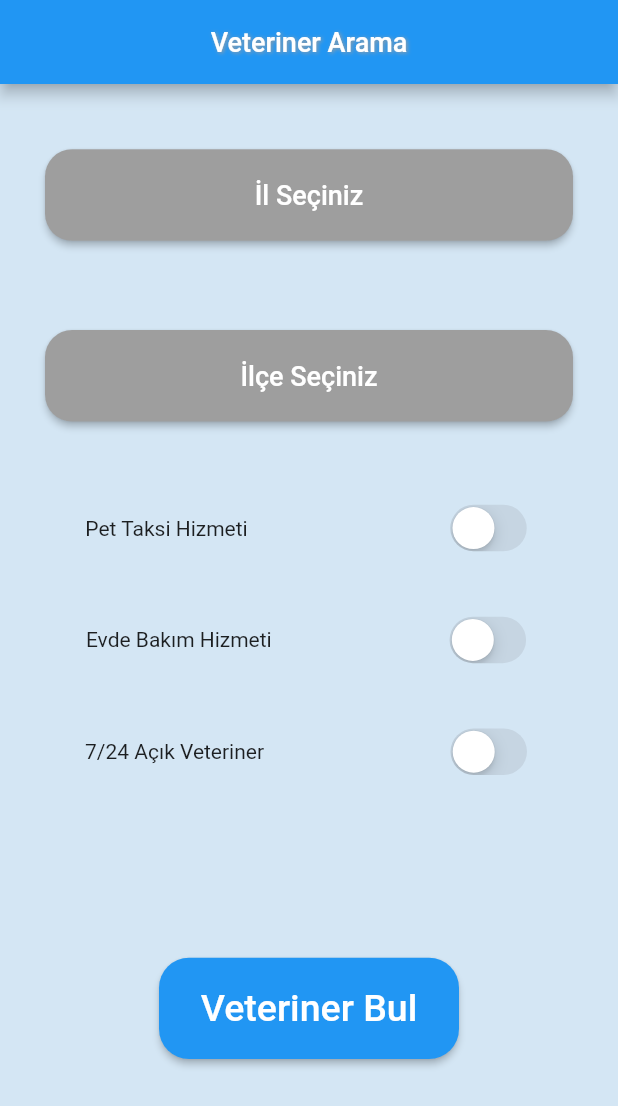
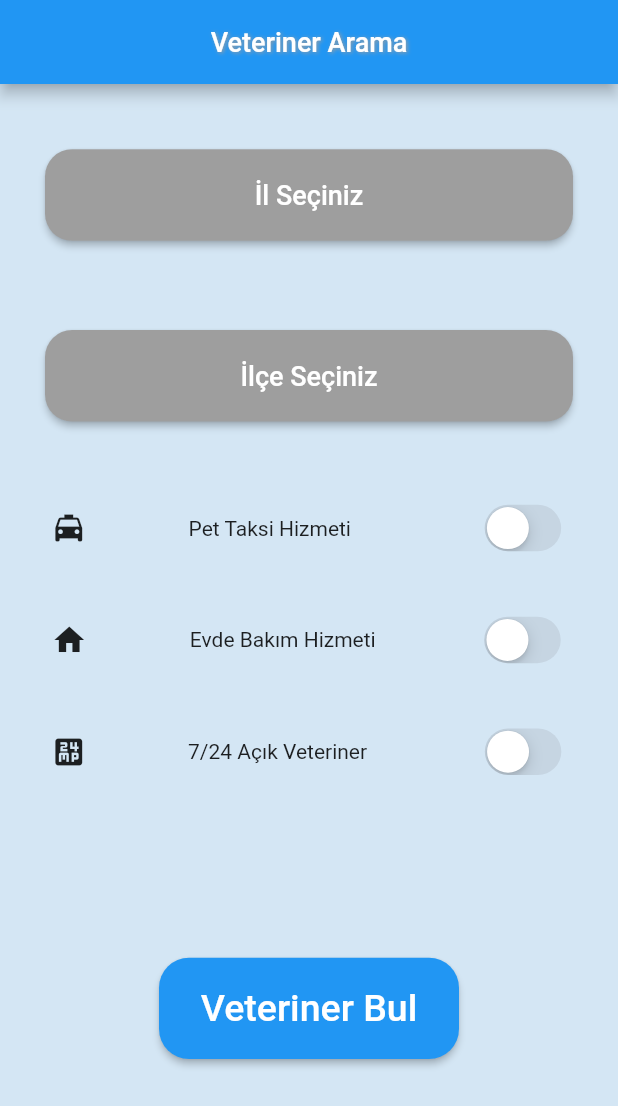
Before and after one commit to FurkanCeliker/controller_vet, a Flutter app: the screen it shows once a user with an empty profile is signed in, on a phone screen of 412 x 824 dp. Shown: the top 1106 px of the screen. Run offline on Flutter 3.47's test engine with Material 2 defaults, Android fonts, the phone set to English and light mode, and no system bars; our stand-ins replace bloc, cloud_firestore, contained_tab_bar_view, email_validator, equatable, firebase_auth and 8 more; accounts and stored records are empty; Roboto replaces fonts that are missing (TextStyle).

Commit message:
version4.0VetBul

```diff
--- a/controller_vet/lib/main.dart
+++ b/controller_vet/lib/main.dart
@@ -1,5 +1,4 @@
 import 'package:controller_vet/bloc/auth_bloc.dart';
-import 'package:controller_vet/constant/constants.dart';
 import 'package:controller_vet/pages/login_page.dart';
 import 'package:controller_vet/pages/sorgu_page.dart';
 import 'package:controller_vet/repositories/auth_repository.dart';
@@ -31,7 +30,7 @@ class MyApp extends StatelessWidget {
 
 
     return ScreenUtilInit(
-        designSize: Size(412, 732),
+        designSize:const Size(412, 732),
         builder: () => RepositoryProvider(
               create: (context) => AuthRepository(),
               child: BlocProvider(
--- a/controller_vet/lib/pages/sorgu_page.dart
+++ b/controller_vet/lib/pages/sorgu_page.dart
@@ -216,6 +216,7 @@ class _IlIlceSecimiState extends State<IlIlceSecimi> {
             Row(
               mainAxisAlignment: MainAxisAlignment.spaceAround,
               children: [
+                const Icon(Icons.local_taxi),
                const Text('Pet Taksi Hizmeti     '),
                 CupertinoSwitch(
                     value: petTaksiSwitch,
@@ -229,6 +230,7 @@ class _IlIlceSecimiState extends State<IlIlceSecimi> {
             Row(
               mainAxisAlignment: MainAxisAlignment.spaceAround,
               children: [
+               const Icon(Icons.home),
                const Text('Evde Bakım Hizmeti'),
                 CupertinoSwitch(
                     value: evdeBakimSwitch,
@@ -242,6 +244,7 @@ class _IlIlceSecimiState extends State<IlIlceSecimi> {
             Row(
               mainAxisAlignment: MainAxisAlignment.spaceAround,
               children: [
+                const Icon(Icons.twenty_four_mp),
               const  Text('7/24 Açık Veteriner  '),
                 CupertinoSwitch(
                     value: yediYirmiDortSwitch,
@@ -256,8 +259,8 @@ class _IlIlceSecimiState extends State<IlIlceSecimi> {
               padding: EdgeInsets.all(yukseklik * 0.1),
               child: ElevatedButton(
                   style: ElevatedButton.styleFrom(
-                      shape: new RoundedRectangleBorder(
-                          borderRadius: new BorderRadius.circular(20)),
+                      shape:  RoundedRectangleBorder(
+                          borderRadius:  BorderRadius.circular(20)),
                       fixedSize: Size(200.w, 60.h)),
                   onPressed: () {
                     Navigator.of(context).push(MaterialPageRoute(
--- a/controller_vet/pubspec.yaml
+++ b/controller_vet/pubspec.yaml
@@ -15,7 +15,7 @@ publish_to: 'none' # Remove this line if you wish to publish to pub.dev
 # In iOS, build-name is used as CFBundleShortVersionString while build-number used as CFBundleVersion.
 # Read more about iOS versioning at
 # https://developer.apple.com/library/archive/documentation/General/Reference/InfoPlistKeyReference/Articles/CoreFoundationKeys.html
-version: 1.0.0+1
+version: 4.0.0+4
 
 environment:
   sdk: ">=2.17.0-69.2.beta <3.0.0"
@@ -53,6 +53,7 @@ dependencies:
   firebase_storage: ^10.2.11
   path_provider: ^2.0.9
   url_launcher: ^6.0.20
+  rename: ^2.0.1
 
 
 dev_dependencies:
```
Also changed, not shown: controller_vet/lib/pages/login_page.dart (+6 -3 lines), controller_vet/pubspec.lock, 11 other files.
